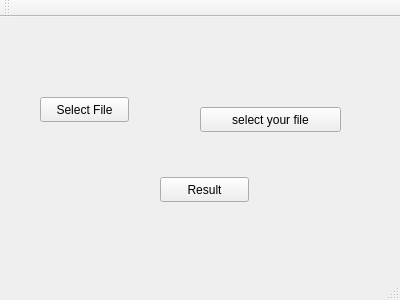
This is mainwindow.ui in Basedul/TypingTest as Qt 5 draws it before an edit. The edited form follows.
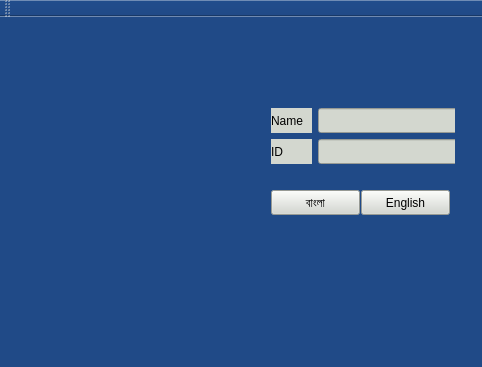
This is the edited form. Icons and pictures are not drawn.

Diff of the .ui file:
```diff
--- a/mainwindow.ui
+++ b/mainwindow.ui
@@ -6,52 +6,189 @@
    <rect>
     <x>0</x>
     <y>0</y>
-    <width>400</width>
-    <height>300</height>
+    <width>482</width>
+    <height>367</height>
    </rect>
   </property>
   <property name="windowTitle">
-   <string>MainWindow</string>
+   <string>BIAM Foundation</string>
+  </property>
+  <property name="styleSheet">
+   <string notr="true">background-color: rgb(32, 74, 135);</string>
   </property>
   <widget class="QWidget" name="centralWidget">
-   <widget class="QPushButton" name="pushButton">
+   <widget class="QLabel" name="label">
     <property name="geometry">
      <rect>
-      <x>40</x>
-      <y>80</y>
-      <width>89</width>
-      <height>25</height>
+      <x>10</x>
+      <y>50</y>
+      <width>231</width>
+      <height>201</height>
      </rect>
     </property>
-    <property name="text">
-     <string>Select File</string>
+    <property name="minimumSize">
+     <size>
+      <width>231</width>
+      <height>0</height>
+     </size>
     </property>
-   </widget>
-   <widget class="QPushButton" name="pushButton_2">
-    <property name="geometry">
-     <rect>
-      <x>200</x>
-      <y>90</y>
-      <width>141</width>
-      <height>25</height>
-     </rect>
-    </property>
     <property name="text">
-     <string>select your file</string>
+     <string/>
     </property>
    </widget>
-   <widget class="QPushButton" name="pushButton_3">
+   <widget class="QWidget" name="">
     <property name="geometry">
      <rect>
-      <x>160</x>
-      <y>160</y>
-      <width>89</width>
-      <height>25</height>
+      <x>260</x>
+      <y>60</y>
+      <width>195</width>
+      <height>171</height>
      </rect>
     </property>
-    <property name="text">
-     <string>Result</string>
-    </property>
+    <layout class="QVBoxLayout" name="verticalLayout_2">
+     <item>
+      <layout class="QVBoxLayout" name="verticalLayout">
+       <item>
+        <layout class="QHBoxLayout" name="horizontalLayout">
+         <item>
+          <widget class="QLabel" name="label_2">
+           <property name="minimumSize">
+            <size>
+             <width>41</width>
+             <height>25</height>
+            </size>
+           </property>
+           <property name="maximumSize">
+            <size>
+             <width>41</width>
+             <height>25</height>
+            </size>
+           </property>
+           <property name="styleSheet">
+            <string notr="true">background-color: rgb(211, 215, 207);</string>
+           </property>
+           <property name="text">
+            <string>Name</string>
+           </property>
+          </widget>
+         </item>
+         <item>
+          <widget class="QLineEdit" name="lineEdit_name">
+           <property name="minimumSize">
+            <size>
+             <width>142</width>
+             <height>25</height>
+            </size>
+           </property>
+           <property name="maximumSize">
+            <size>
+             <width>142</width>
+             <height>25</height>
+            </size>
+           </property>
+           <property name="styleSheet">
+            <string notr="true">background-color: rgb(211, 215, 207);</string>
+           </property>
+          </widget>
+         </item>
+        </layout>
+       </item>
+       <item>
+        <layout class="QHBoxLayout" name="horizontalLayout_2">
+         <item>
+          <widget class="QLabel" name="label_3">
+           <property name="minimumSize">
+            <size>
+             <width>41</width>
+             <height>25</height>
+            </size>
+           </property>
+           <property name="maximumSize">
+            <size>
+             <width>41</width>
+             <height>25</height>
+            </size>
+           </property>
+           <property name="styleSheet">
+            <string notr="true">background-color: rgb(211, 215, 207);</string>
+           </property>
+           <property name="text">
+            <string>ID</string>
+           </property>
+          </widget>
+         </item>
+         <item>
+          <widget class="QLineEdit" name="lineEdit_id">
+           <property name="minimumSize">
+            <size>
+             <width>142</width>
+             <height>25</height>
+            </size>
+           </property>
+           <property name="maximumSize">
+            <size>
+             <width>142</width>
+             <height>25</height>
+            </size>
+           </property>
+           <property name="styleSheet">
+            <string notr="true">background-color: rgb(211, 215, 207);</string>
+           </property>
+          </widget>
+         </item>
+        </layout>
+       </item>
+      </layout>
+     </item>
+     <item>
+      <layout class="QHBoxLayout" name="horizontalLayout_3">
+       <item>
+        <widget class="QPushButton" name="pushButton_bangla">
+         <property name="minimumSize">
+          <size>
+           <width>89</width>
+           <height>25</height>
+          </size>
+         </property>
+         <property name="maximumSize">
+          <size>
+           <width>89</width>
+           <height>25</height>
+          </size>
+         </property>
+         <property name="styleSheet">
+          <string notr="true">background-color: rgb(211, 215, 207);</string>
+         </property>
+         <property name="text">
+          <string>বাংলা</string>
+         </property>
+        </widget>
+       </item>
+       <item>
+        <widget class="QPushButton" name="pushButton_english">
+         <property name="minimumSize">
+          <size>
+           <width>89</width>
+           <height>25</height>
+          </size>
+         </property>
+         <property name="maximumSize">
+          <size>
+           <width>89</width>
+           <height>25</height>
+          </size>
+         </property>
+         <property name="styleSheet">
+          <string notr="true">background-color: rgb(211, 215, 207);</string>
+         </property>
+         <property name="text">
+          <string>English</string>
+         </property>
+        </widget>
+       </item>
+      </layout>
+     </item>
+    </layout>
    </widget>
   </widget>
   <widget class="QMenuBar" name="menuBar">
```
Left out of the diff: 5 changed lines with no effect on the pictures.
